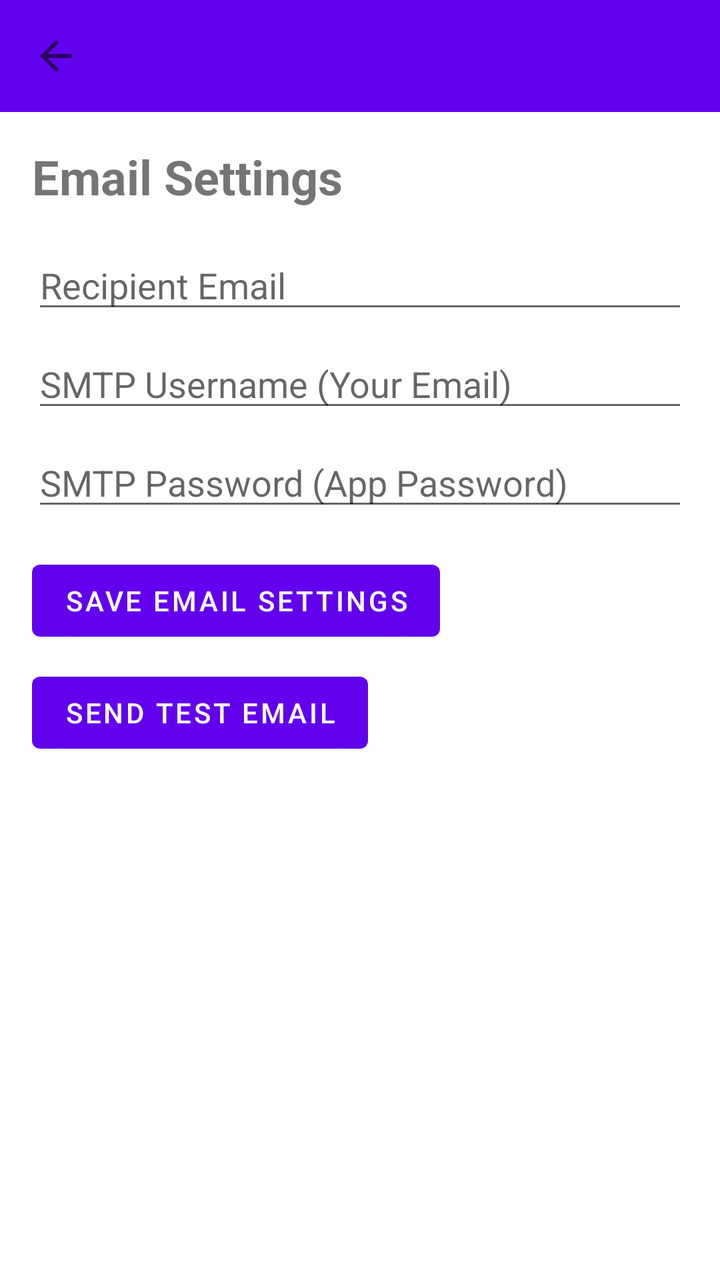
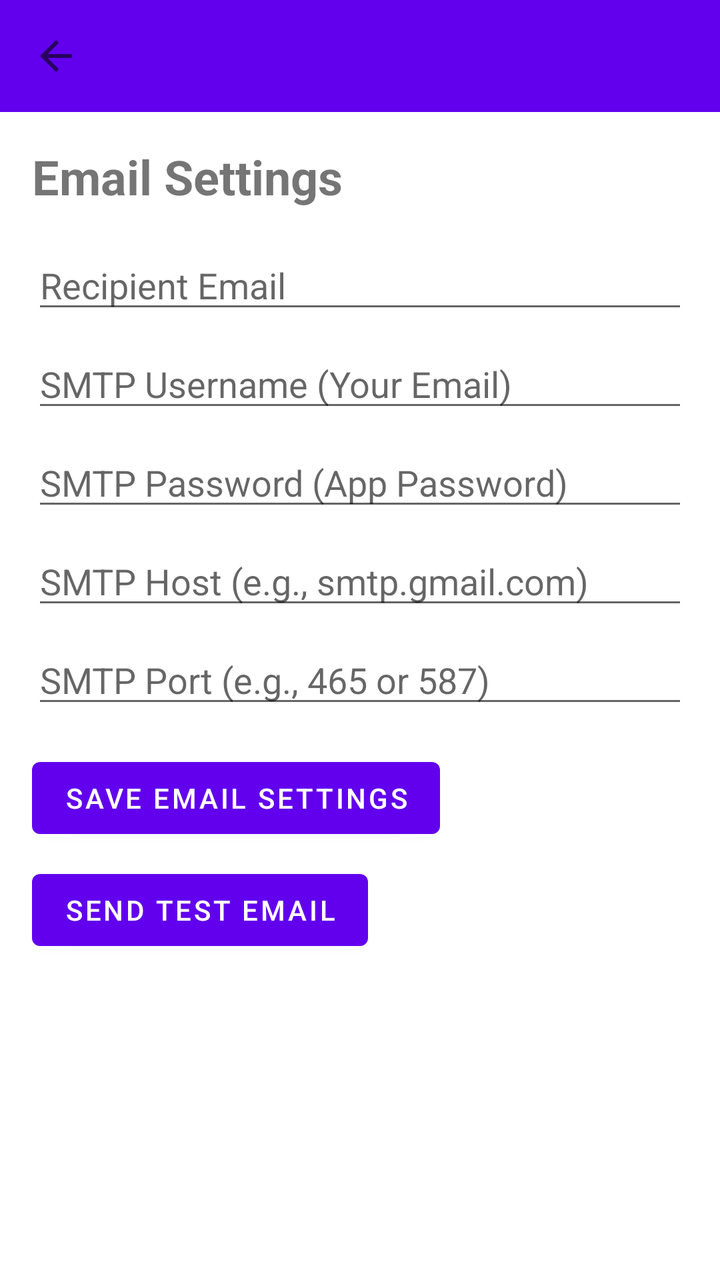

An Android layout rendered at two revisions. The XML below is the earlier revision; the diff shows what the commit changed to produce the second picture.
<!-- AndroidManifest.xml: application theme Theme.FilterSMS -->
<!-- res/layout/activity_email_settings.xml -->
<?xml version="1.0" encoding="utf-8"?>
<LinearLayout xmlns:android="http://schemas.android.com/apk/res/android"
    xmlns:app="http://schemas.android.com/apk/res-auto"
    xmlns:tools="http://schemas.android.com/tools"
    android:layout_width="match_parent"
    android:layout_height="match_parent"
    android:orientation="vertical"
    tools:context=".EmailSettingsActivity">

    <androidx.appcompat.widget.Toolbar
        android:id="@+id/toolbar"
        android:layout_width="match_parent"
        android:layout_height="?attr/actionBarSize"
        android:background="?attr/colorPrimary"
        app:titleTextColor="@android:color/white"
        app:navigationIcon="?attr/homeAsUpIndicator" />

    <LinearLayout
        android:layout_width="match_parent"
        android:layout_height="match_parent"
        android:orientation="vertical"
        android:padding="16dp">

        <TextView
            android:layout_width="wrap_content"
            android:layout_height="wrap_content"
            android:text="Email Settings"
            android:textSize="24sp"
            android:textStyle="bold"
            android:layout_marginBottom="16dp"/>

    <EditText
        android:id="@+id/editTextRecipientEmail"
        android:layout_width="match_parent"
        android:layout_height="wrap_content"
        android:hint="Recipient Email"
        android:inputType="textEmailAddress"
        android:layout_marginBottom="8dp"/>

    <EditText
        android:id="@+id/editTextSmtpUsername"
        android:layout_width="match_parent"
        android:layout_height="wrap_content"
        android:hint="SMTP Username (Your Email)"
        android:inputType="textEmailAddress"
        android:layout_marginBottom="8dp"/>

    <EditText
        android:id="@+id/editTextSmtpPassword"
        android:layout_width="match_parent"
        android:layout_height="wrap_content"
        android:hint="SMTP Password (App Password)"
        android:inputType="textPassword"
        android:layout_marginBottom="16dp"/>

    <Button
        android:id="@+id/buttonSaveEmailSettings"
        android:layout_width="wrap_content"
        android:layout_height="wrap_content"
        android:text="Save Email Settings"/>

    <Button
        android:id="@+id/buttonSendTestEmail"
        android:layout_width="wrap_content"
        android:layout_height="wrap_content"
        android:text="Send Test Email"
        android:layout_marginTop="8dp"/>

    </LinearLayout> 

</LinearLayout>
<!-- resources referenced by this layout -->
<resources>
  <style name="Theme.FilterSMS" parent="Theme.MaterialComponents.DayNight.NoActionBar">
          
          <item name="colorPrimary">@color/purple_500</item>
          <item name="colorPrimaryVariant">@color/purple_700</item>
          <item name="colorOnPrimary">@color/white</item>
          
          <item name="colorSecondary">@color/teal_200</item>
          <item name="colorSecondaryVariant">@color/teal_700</item>
          <item name="colorOnSecondary">@color/black</item>
          
          <item name="android:statusBarColor" tools:targetApi="l">?attr/colorPrimaryVariant</item>
          
      </style>
  <color name="purple_500">#FF6200EE</color>
  <color name="purple_700">#FF3700B3</color>
  <color name="white">#FFFFFFFF</color>
  <color name="teal_200">#FF03DAC5</color>
  <color name="teal_700">#FF018786</color>
  <color name="black">#FF000000</color>
</resources>

<!-- the commit's change to res/layout/activity_email_settings.xml (unified diff, before → after) -->
@@ -51,6 +51,22 @@
         android:layout_height="wrap_content"
         android:hint="SMTP Password (App Password)"
         android:inputType="textPassword"
+        android:layout_marginBottom="8dp"/>
+
+    <EditText
+        android:id="@+id/editTextSmtpHost"
+        android:layout_width="match_parent"
+        android:layout_height="wrap_content"
+        android:hint="SMTP Host (e.g., smtp.gmail.com)"
+        android:inputType="textUri"
+        android:layout_marginBottom="8dp"/>
+
+    <EditText
+        android:id="@+id/editTextSmtpPort"
+        android:layout_width="match_parent"
+        android:layout_height="wrap_content"
+        android:hint="SMTP Port (e.g., 465 or 587)"
+        android:inputType="number"
         android:layout_marginBottom="16dp"/>
 
     <Button
